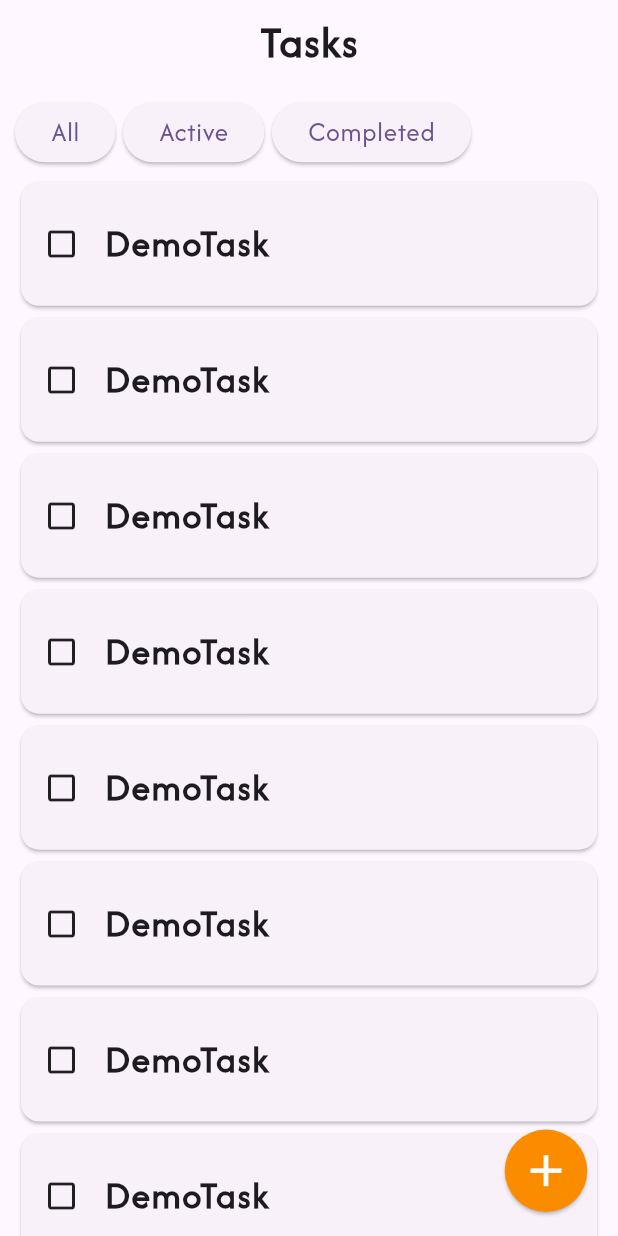
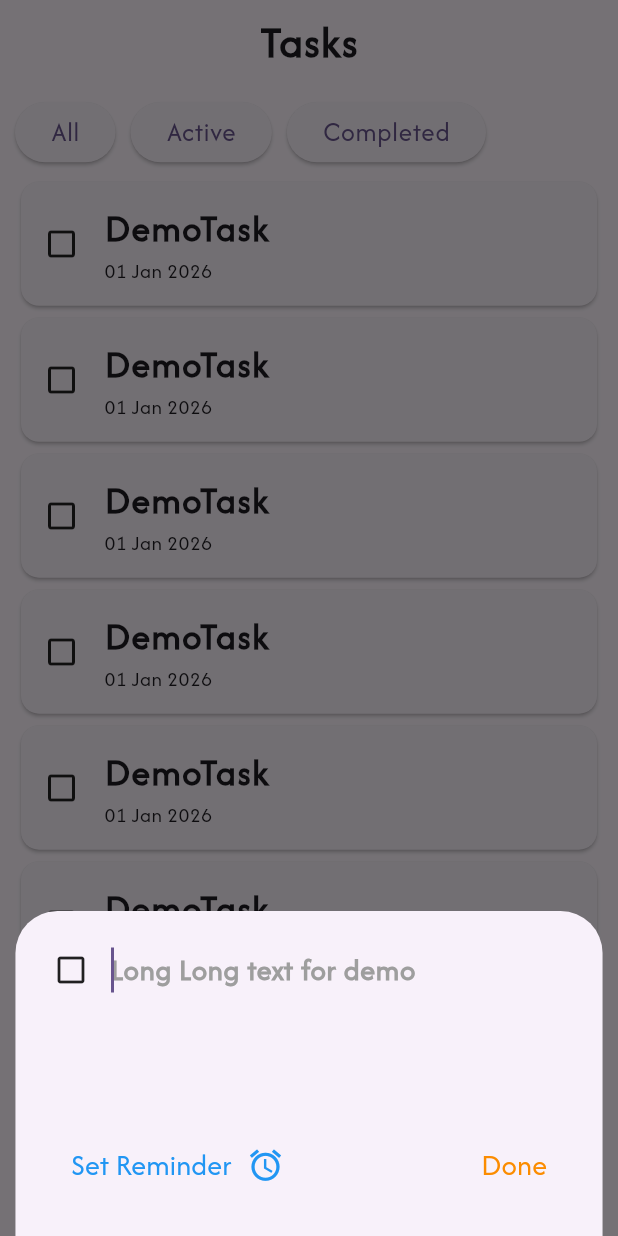
Before and after one commit to hamster336/to_do_app, a Flutter app: the screen it shows after launch, after a tap on the "add" icon, on a phone screen of 412 x 824 dp. Run offline on Flutter 3.47's test engine with Material 3 defaults, Android fonts, the phone set to English and light mode, and no system bars; our stand-ins replace flutter_bloc.

Commit message:
UX improvement

```diff
--- a/lib/models/task.dart
+++ b/lib/models/task.dart
@@ -1,20 +1,19 @@
 class Task {
   late String id;
-  late String title;
+  late String task;
   late bool isComplete;
   late String createdAt;
   late String? dueDate;
-  late Priority? priority;
+  late Priority priority;
 
   Task({
     required this.id,
-    required this.title,
-    required this.isComplete,
+    required this.task,
     required this.createdAt,
+    this.isComplete = false,
     this.dueDate,
-    this.priority
+    this.priority = Priority.low,
   });
-
 }
 
-enum Priority {high, medium, low}
+enum Priority { high, medium, low }
--- a/lib/models/task_card.dart
+++ b/lib/models/task_card.dart
@@ -21,14 +21,22 @@ class TaskCard extends StatelessWidget {
 
               SizedBox(width: size.width * 0.04),
 
+              Column(
+                crossAxisAlignment: .start,
+                mainAxisAlignment: .center,
+                children: [
                   Text(
-                task.title,
+                    task.task,
                     style: TextStyle(
                       fontSize: 25,
                       fontWeight: FontWeight.w600,
                       fontFamily: 'Afacad',
                       letterSpacing: 1,
                     ),
+                  ),
+
+                  Text(task.createdAt, style: TextStyle(fontFamily: 'Afacad')),
+                ],
               ),
             ],
           ),
--- a/lib/models/ui_helper.dart
+++ b/lib/models/ui_helper.dart
@@ -1,4 +1,13 @@
 import 'package:flutter/material.dart';
 
 class UiHelper {
+  static void bottomSheet(BuildContext context){
+    showModalBottomSheet(context: context, builder: (context) {
+      return Container(
+        decoration: BoxDecoration(
+          borderRadius: BorderRadius.circular(30),
+        ),
+      );
+    },);
+  }
 }
--- a/lib/screens/home_screen.dart
+++ b/lib/screens/home_screen.dart
@@ -13,6 +13,7 @@ class HomeScreen extends StatelessWidget {
     final size = MediaQuery.of(context).size;
 
     return Scaffold(
+      resizeToAvoidBottomInset: true,
       appBar: AppBar(
         forceMaterialTransparency: true,
         title: const Text(
@@ -48,7 +49,7 @@ class HomeScreen extends StatelessWidget {
                   ),
                 ),
 
-                const SizedBox(width: 5),
+                const SizedBox(width: 10),
 
                 ElevatedButton(
                   onPressed: () {},
@@ -62,7 +63,7 @@ class HomeScreen extends StatelessWidget {
                   ),
                 ),
 
-                const SizedBox(width: 5),
+                const SizedBox(width: 10),
 
                 ElevatedButton(
                   onPressed: () {},
@@ -88,10 +89,9 @@ class HomeScreen extends StatelessWidget {
                   itemBuilder: (context, index) {
                     return TaskCard(
                       task: Task(
-                        id: '1',
-                        title: 'DemoTask',
-                        isComplete: false,
-                        createdAt: 'Today',
+                        id: '',
+                        task: 'DemoTask',
+                        createdAt: '01 Jan 2026',
                       ),
                     );
                   },
@@ -103,22 +103,114 @@ class HomeScreen extends StatelessWidget {
       ),
 
       floatingActionButton: ElevatedButton(
-        onPressed: () => editTask(),
+        onPressed: () =>
+            editTask(context, Task(id: '', task: '', createdAt: 'now'), size),
+
         style: ElevatedButton.styleFrom(
           shape: CircleBorder(),
           padding: EdgeInsets.all(10),
           backgroundColor: Colors.orange.shade600,
         ),
+
         child: Icon(Icons.add, size: 35, color: Colors.white),
       ),
     );
   }
 
-  Widget editTask() {
-    return BottomSheet(
-      onClosing: () {},
+  // ModalBottonSheet to add or edit tasks
+  void editTask(BuildContext context, Task task, Size size) {
+    showModalBottomSheet(
+      isScrollControlled: true,
+      context: context,
       builder: (context) {
-        return Text('Bottom Sheet');
+        return Padding(
+          padding: EdgeInsetsGeometry.only(
+            bottom: MediaQuery.of(context).viewInsets.bottom,
+          ),
+          child: Container(
+            width: size.width * 0.95,
+            padding: EdgeInsets.symmetric(horizontal: 25, vertical: 15),
+            child: Column(
+              mainAxisSize: .min,
+              children: [
+                Row(
+                  mainAxisAlignment: .center,
+                  children: [
+                    Icon(
+                      Icons.check_box_outline_blank,
+                    ), // set task as complete or incomplete
+
+                    SizedBox(width: size.width * 0.035),
+
+                    // textField to enter the task
+                    Expanded(
+                      child: TextField(
+                        maxLines: null,
+                        autofocus: true,
+                        textCapitalization: TextCapitalization.sentences,
+                        style: TextStyle(
+                          fontSize: 20,
+                          fontWeight: FontWeight.w600,
+                          letterSpacing: 0.5,
+                          fontFamily: 'Afacad',
+                        ),
+                        decoration: InputDecoration(
+                          border: InputBorder.none,
+                          hintText: 'Long Long text for demo',
+                          hintStyle: TextStyle(color: Colors.grey.shade500),
+                        ),
+                      ),
+                    ),
+                  ],
+                ),
+
+                SizedBox(height: size.height * 0.1),
+
+                // set reminder and done button
+                Row(
+                  mainAxisAlignment: .spaceBetween,
+                  children: [
+                    // set reminder (optional)
+                    TextButton(
+                      onPressed: () {},
+                      child: Row(
+                        children: [
+                          const Text(
+                            'Set Reminder',
+                            style: TextStyle(
+                              color: Colors.blue,
+                              fontSize: 20,
+                              fontWeight: FontWeight.w500,
+                            ),
+                          ),
+
+                          const SizedBox(width: 10),
+
+                          const Icon(Icons.alarm, size: 25, color: Colors.blue),
+                        ],
+                      ),
+                    ),
+
+                    // done adding task
+                    TextButton(
+                      onPressed: () {},
+                      child: Text(
+                        'Done',
+                        style: TextStyle(
+                          color: Colors.orange.shade600,
+                          fontSize: 20,
+                          fontWeight: FontWeight.w500,
+                        ),
+                      ),
+                    ),
+                  ],
+                ),
+
+                SizedBox(height: size.height * 0.01),
+              ],
+            ),
+          ),
+        );
       },
     );
   }
```
Lines whose indentation alone changed are shown as unchanged.
